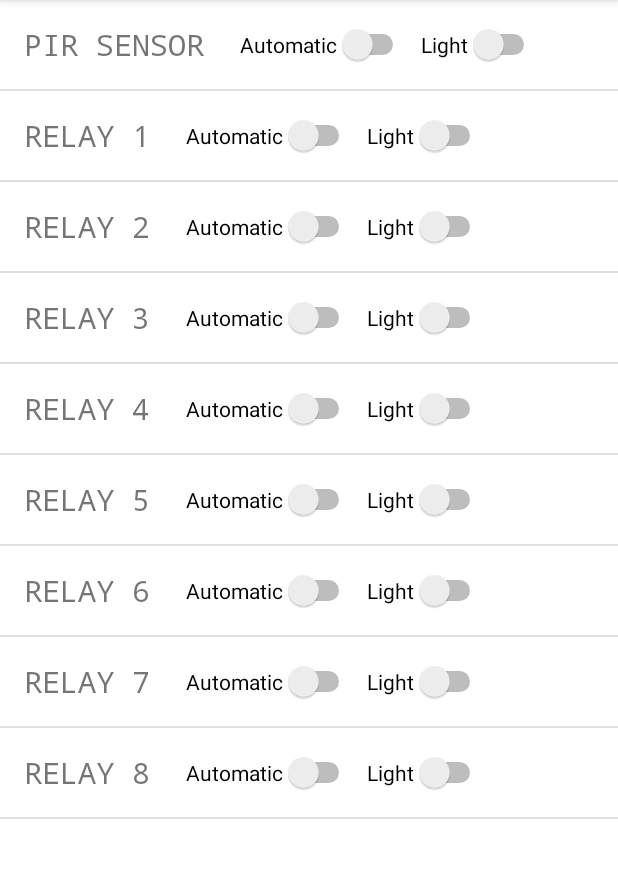
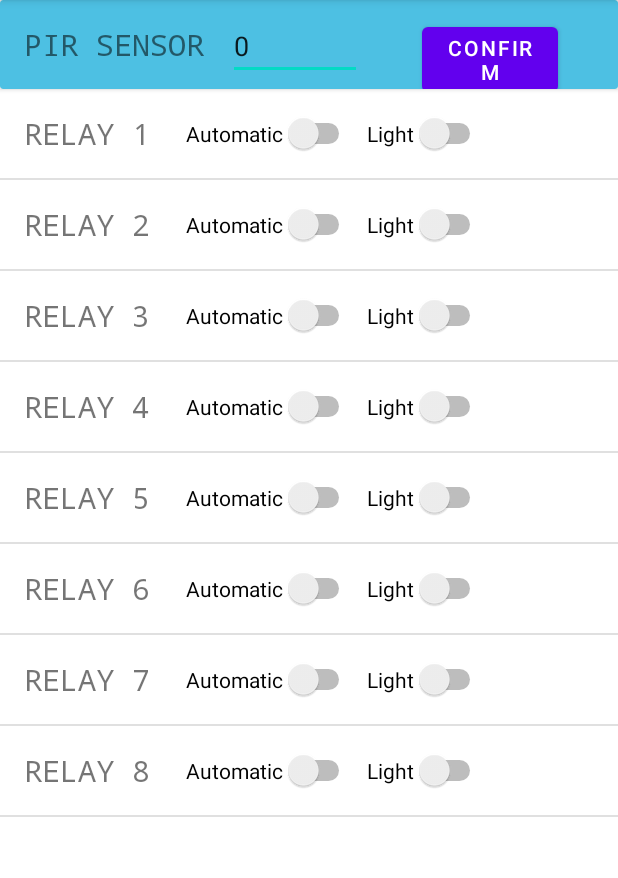
Before and after one commit to lunaechechuriignacio/Tesis, an Android app: the screen it shows after launch (MainActivity), on a phone screen of 412 x 824 dp, the part 84-962 px from its top. Run offline under Robolectric (Android 15) with nearby library versions, the phone set to English and light mode, and no system bars; our stand-ins replace Firebase (no records; nobody signed in at launch, a user with empty details on screens opened directly); 3 statements that could not run were skipped.

Commit message:
UPDATE: se agrega el soporte para la inicialización de todos los componentes en la aplicación + desacople entre el Sensor Pir y los Relays + refactor y modificaciones menores

```diff
--- a/app/mobile/app/src/main/java/com/test/firsttestfirebase/mapper/Mapper.java
+++ b/app/mobile/app/src/main/java/com/test/firsttestfirebase/mapper/ComponentMapper.java
@@ -8,7 +8,7 @@ import com.test.firsttestfirebase.model.RelayStatus;
 import java.util.ArrayList;
 import java.util.List;
 
-public class Mapper {
+public class ComponentMapper {
     private static final String PIR_SENSOR_ACCESS_PARTIAL_KEY = "PIR_SENSOR";
     private static final String RELAY_ACCESS_PARTIAL_KEY = "RELAY";
 
@@ -34,20 +34,10 @@ public class Mapper {
         return componentList;
     }
 
-    public static Boolean toBoolean(RelayStatus relayStatus) {
-        return relayStatus == RelayStatus.ON;
-    }
-
-    public static Integer toInteger(Boolean on) {
-        if (on) return 1;
-        return 0;
-    }
-
     private static PirSensor toPirSensor(DataSnapshot dataSnapshot) {
-        Boolean isAutomatic = dataSnapshot.child("automatic").getValue(Integer.class) == 1;
         Integer timeSeconds = dataSnapshot.child("time_seconds").getValue(Integer.class);
 
-        return new PirSensor(isAutomatic, timeSeconds);
+        return new PirSensor(timeSeconds);
     }
 
     private static Relay toRelay(Integer number, DataSnapshot dataSnapshot) {
@@ -58,7 +48,6 @@ public class Mapper {
     }
 
     private static RelayStatus toRelayStatus(Integer value) {
-        if (value == 1) return RelayStatus.ON;
-        return RelayStatus.OFF;
+        return (value == 1 ? RelayStatus.ON : RelayStatus.OFF);
     }
 }
--- /dev/null
+++ b/app/mobile/app/src/main/java/com/test/firsttestfirebase/mapper/DataMapper.java
@@ -0,0 +1,17 @@
+package com.test.firsttestfirebase.mapper;
+
+import com.test.firsttestfirebase.model.RelayStatus;
+
+public class DataMapper {
+    public static Boolean toBoolean(RelayStatus relayStatus) {
+        return relayStatus == RelayStatus.ON;
+    }
+
+    public static Integer toInteger(Boolean on) {
+        return (on ? 1 : 0);
+    }
+
+    public static String toCleanComponentAlias(String alias) {
+        return alias.replace("_", " ").toUpperCase();
+    }
+}
--- a/app/mobile/app/src/main/java/com/test/firsttestfirebase/model/PirSensor.java
+++ b/app/mobile/app/src/main/java/com/test/firsttestfirebase/model/PirSensor.java
@@ -1,22 +1,11 @@
 package com.test.firsttestfirebase.model;
 
 public class PirSensor extends Component {
-    private Boolean automatic;
     private Integer timeSeconds;
 
-    public PirSensor(Boolean isAutomatic, Integer timeSeconds) {
+    public PirSensor(Integer timeSeconds) {
         super("pir_sensor");
-
-        this.setAutomatic(isAutomatic);
         this.setTimeSeconds(timeSeconds);
-    }
-
-    public Boolean isAutomatic() {
-        return automatic;
-    }
-
-    public void setAutomatic(Boolean automatic) {
-        this.automatic = automatic;
     }
 
     public Integer getTimeSeconds() {
--- a/app/mobile/app/src/main/java/com/test/firsttestfirebase/service/FirebaseService.java
+++ b/app/mobile/app/src/main/java/com/test/firsttestfirebase/service/FirebaseService.java
@@ -1,6 +1,6 @@
 package com.test.firsttestfirebase.service;
 
-import com.test.firsttestfirebase.mapper.Mapper;
+import com.test.firsttestfirebase.mapper.ComponentMapper;
 import com.test.firsttestfirebase.model.Component;
 import com.test.firsttestfirebase.repository.FirebaseRepository;
 import java.util.List;
@@ -35,6 +35,6 @@ public class FirebaseService {
     }
 
     public List<Component> getComponentList() {
-        return Mapper.toComponentList(this.firebaseRepository.getAllData());
+        return ComponentMapper.toComponentList(this.firebaseRepository.getAllData());
     }
 }
--- a/app/mobile/app/src/main/java/com/test/firsttestfirebase/view/MainActivity.java
+++ b/app/mobile/app/src/main/java/com/test/firsttestfirebase/view/MainActivity.java
@@ -6,22 +6,22 @@ import androidx.recyclerview.widget.DividerItemDecoration;
 import androidx.recyclerview.widget.LinearLayoutManager;
 import androidx.recyclerview.widget.RecyclerView;
 import android.os.Bundle;
+import android.widget.Button;
+import android.widget.EditText;
 import android.widget.TextView;
-import android.widget.Toast;
-import com.google.firebase.database.DataSnapshot;
-import com.google.firebase.database.DatabaseError;
-import com.google.firebase.database.DatabaseReference;
-import com.google.firebase.database.FirebaseDatabase;
-import com.google.firebase.database.ValueEventListener;
 import com.test.firsttestfirebase.R;
+import com.test.firsttestfirebase.mapper.DataMapper;
 import com.test.firsttestfirebase.model.Component;
+import com.test.firsttestfirebase.model.PirSensor;
+import com.test.firsttestfirebase.model.Relay;
 import com.test.firsttestfirebase.service.FirebaseService;
-import com.test.firsttestfirebase.view.adapter.RecyclerViewAdapter;
+import com.test.firsttestfirebase.view.adapter.RelayRecyclerViewAdapter;
+import java.util.ArrayList;
 import java.util.List;
 
 public class MainActivity extends AppCompatActivity {
     private static final FirebaseService firebaseService = FirebaseService.getInstance();
-    private RecyclerView rvComponents;
+    private RecyclerView rvRelays;
 
     @Override
     protected void onCreate(Bundle savedInstanceState) {
@@ -30,25 +30,50 @@ public class MainActivity extends AppCompatActivity {
 
         List<Component> componentList = firebaseService.getComponentList();
 
-        this.rvComponents = findViewById(R.id.rvComponents);
-        this.rvComponents.addItemDecoration(new DividerItemDecoration(this, DividerItemDecoration.VERTICAL));
-        this.rvComponents.setLayoutManager(new LinearLayoutManager(this));
-        this.rvComponents.setAdapter(new RecyclerViewAdapter(componentList));
+        this.renderPirSensor(getPirSensor(componentList));
+        this.renderRelayList(getRelayList(componentList));
     }
 
-    private void buildListenerForPirSensorAutomatic(TextView textView) {
-        final DatabaseReference reference = FirebaseDatabase.getInstance().getReference("pir_sensor").child("automatic");
-        reference.addValueEventListener(new ValueEventListener() {
-            @Override
-            public void onDataChange(@NonNull DataSnapshot snapshot) {
-                String value = FirebaseService.getInstance().getPirSensorPropertyValue("automatic").toString();
-                textView.setText(value);
-            }
+    private void renderPirSensor(PirSensor pirSensor) {
+        TextView tvSensor = findViewById(R.id.tv_sensor);
+        EditText etSensorTimeSeconds = findViewById(R.id.et_sensor_time_seconds);
+        Button btnSensorConfirmTimeSeconds = findViewById(R.id.btn_sensor_confirm_time_seconds);
 
-            @Override
-            public void onCancelled(@NonNull DatabaseError error) {
-                Toast.makeText(MainActivity.this, "Fail to get data.", Toast.LENGTH_SHORT).show();
-            }
+        tvSensor.setText(DataMapper.toCleanComponentAlias(pirSensor.getAlias()));
+        etSensorTimeSeconds.setText(pirSensor.getTimeSeconds().toString());
+
+        btnSensorConfirmTimeSeconds.setOnClickListener(view -> {
+            firebaseService.setPirSensorPropertyValue("time_seconds", Integer.parseInt(etSensorTimeSeconds.getText().toString()));
         });
     }
+
+    private void renderRelayList(List<Relay> relayList) {
+        this.rvRelays = findViewById(R.id.rv_relays);
+        this.rvRelays.addItemDecoration(new DividerItemDecoration(this, DividerItemDecoration.VERTICAL));
+        this.rvRelays.setLayoutManager(new LinearLayoutManager(this));
+        this.rvRelays.setAdapter(new RelayRecyclerViewAdapter(relayList));
+    }
+
+    private PirSensor getPirSensor(@NonNull List<Component> componentList) {
+        PirSensor pirSensor = null;
+
+        int index = 0;
+        while(pirSensor == null && index < componentList.size()) {
+            Component currentComponent = componentList.get(index);
+            if(currentComponent instanceof PirSensor) pirSensor = ((PirSensor)componentList.get(index));
+
+            index++;
+        }
+
+        return pirSensor;
+    }
+
+    private List<Relay> getRelayList(@NonNull List<Component> componentList) {
+        List<Relay> relayList = new ArrayList<>();
+        for(Component component: componentList) {
+            if(component instanceof Relay) relayList.add((Relay)component);
+        }
+
+        return relayList;
+    }
 }
--- a/app/mobile/app/src/main/java/com/test/firsttestfirebase/view/adapter/RecyclerViewAdapter.java
+++ /dev/null
@@ -1,75 +0,0 @@
-package com.test.firsttestfirebase.view.adapter;
-
-import android.view.LayoutInflater;
-import android.view.View;
-import android.view.ViewGroup;
-import android.widget.Switch;
-import android.widget.TextView;
-import androidx.annotation.NonNull;
-import androidx.recyclerview.widget.RecyclerView;
-import com.test.firsttestfirebase.R;
-import com.test.firsttestfirebase.mapper.Mapper;
-import com.test.firsttestfirebase.model.Component;
-import com.test.firsttestfirebase.model.Relay;
-import com.test.firsttestfirebase.service.FirebaseService;
-import java.util.List;
-
-public class RecyclerViewAdapter extends RecyclerView.Adapter<RecyclerViewAdapter.ComponentViewHolder> {
-    private List<Component> componentList;
-
-    public RecyclerViewAdapter(List<Component> componentList) {
-        this.componentList = componentList;
-    }
-
-    public class ComponentViewHolder extends RecyclerView.ViewHolder {
-        private TextView tvComponent;
-        private Switch swAutomatic;
-        private Switch swLight;
-
-        public ComponentViewHolder(@NonNull View itemView) {
-            super(itemView);
-            this.tvComponent = itemView.findViewById(R.id.tv_component);
-            this.swAutomatic = itemView.findViewById(R.id.sw_automatic);
-            this.swLight = itemView.findViewById(R.id.sw_light);
-        }
-
-        public void bind(Component component) {
-            String alias = component.getAlias().replace("_", " ").toUpperCase();
-            this.tvComponent.setText(alias);
-
-            if(component instanceof Relay) {
-                Relay relay = ((Relay)component);
-
-                this.swAutomatic.setChecked(relay.isAutomatic());
-                this.swAutomatic.setOnClickListener(view -> {
-                    FirebaseService.getInstance().setRelayPropertyValue(relay.getNumber(), "automatic", swAutomatic.isChecked());
-                });
-
-                this.swLight.setChecked(Mapper.toBoolean(relay.getRelayStatus()));
-                this.swLight.setOnClickListener(view -> {
-                    FirebaseService.getInstance().setRelayPropertyValue(relay.getNumber(), "status", Mapper.toInteger(swLight.isChecked()));
-                });
-            }
-        }
-    }
-
-    @NonNull
-    @Override
-    public ComponentViewHolder onCreateViewHolder(@NonNull ViewGroup parent, int viewType) {
-        LayoutInflater layoutInflater = LayoutInflater.from(parent.getContext());
-        View view = layoutInflater.inflate(R.layout.component_row, parent, false); // el false es para que no se adjunte tan rapido (previene errores)
-
-        ComponentViewHolder componentViewHolder = new ComponentViewHolder(view);
-        return componentViewHolder;
-    }
-
-    @Override
-    public void onBindViewHolder(@NonNull ComponentViewHolder holder, int position) {
-        holder.bind(this.componentList.get(position));
-    }
-
-    @Override
-    public int getItemCount() {
-        return this.componentList.size();
-    }
-}
--- /dev/null
+++ b/app/mobile/app/src/main/java/com/test/firsttestfirebase/view/adapter/RelayRecyclerViewAdapter.java
@@ -0,0 +1,74 @@
+package com.test.firsttestfirebase.view.adapter;
+
+import android.view.LayoutInflater;
+import android.view.View;
+import android.view.ViewGroup;
+import android.widget.Switch;
+import android.widget.TextView;
+import androidx.annotation.NonNull;
+import androidx.recyclerview.widget.RecyclerView;
+import com.test.firsttestfirebase.R;
+import com.test.firsttestfirebase.mapper.DataMapper;
+import com.test.firsttestfirebase.model.Relay;
+import com.test.firsttestfirebase.service.FirebaseService;
+import java.util.List;
+
+public class RelayRecyclerViewAdapter extends RecyclerView.Adapter<RelayRecyclerViewAdapter.RelayViewHolder> {
+    private List<Relay> relayList;
+
+    public RelayRecyclerViewAdapter(List<Relay> relayList) {
+        this.relayList = relayList;
+    }
+
+    public class RelayViewHolder extends RecyclerView.ViewHolder {
+        private TextView tvRelay;
+        private Switch swRelayAutomatic;
+        private Switch swRelayLight;
+
+        public RelayViewHolder(@NonNull View itemView) {
+            super(itemView);
+            this.tvRelay = itemView.findViewById(R.id.tv_relay);
+            this.swRelayAutomatic = itemView.findViewById(R.id.sw_relay_automatic);
+            this.swRelayLight = itemView.findViewById(R.id.sw_relay_light);
+        }
+
+        public void bind(Relay relay) {
+            this.tvRelay.setText(DataMapper.toCleanComponentAlias(relay.getAlias()));
+
+            this.swRelayAutomatic.setChecked(relay.isAutomatic());
+            this.setEnabledSwRelayLight();
+            this.swRelayAutomatic.setOnClickListener(view -> {
+                FirebaseService.getInstance().setRelayPropertyValue(relay.getNumber(), "automatic", swRelayAutomatic.isChecked());
+                this.setEnabledSwRelayLight();
+            });
+
+            this.swRelayLight.setChecked(DataMapper.toBoolean(relay.getRelayStatus()));
+            this.swRelayLight.setOnClickListener(view -> {
+                FirebaseService.getInstance().setRelayPropertyValue(relay.getNumber(), "status", DataMapper.toInteger(swRelayLight.isChecked()));
+            });
+        }
+
+        private void setEnabledSwRelayLight() {
+            this.swRelayLight.setEnabled(!this.swRelayAutomatic.isChecked());
+        }
+    }
+
+    @NonNull
+    @Override
+    public RelayViewHolder onCreateViewHolder(@NonNull ViewGroup parent, int viewType) {
+        LayoutInflater layoutInflater = LayoutInflater.from(parent.getContext());
+        View view = layoutInflater.inflate(R.layout.relay_row, parent, false); // el false es para que no se adjunte tan rapido (previene errores)
+
+        return new RelayViewHolder(view);
+    }
+
+    @Override
+    public void onBindViewHolder(@NonNull RelayViewHolder holder, int position) {
+        holder.bind(this.relayList.get(position));
+    }
+
+    @Override
+    public int getItemCount() {
+        return this.relayList.size();
+    }
+}
--- a/app/mobile/app/src/main/res/layout/activity_main.xml
+++ b/app/mobile/app/src/main/res/layout/activity_main.xml
@@ -7,11 +7,61 @@
     android:layout_height="match_parent"
     tools:context=".view.MainActivity">
 
-    <androidx.recyclerview.widget.RecyclerView
+    <LinearLayout
         android:layout_width="match_parent"
-        android:layout_height="match_parent"
-        android:id="@+id/rvComponents">
+        android:layout_height="wrap_content"
+        android:orientation="vertical" >
 
-    </androidx.recyclerview.widget.RecyclerView>
+        <androidx.cardview.widget.CardView
+            android:layout_width="match_parent"
+            android:layout_height="wrap_content"
+            android:orientation="horizontal"
+            android:id="@+id/cv_sensor"
+            app:cardBackgroundColor="#4DC0E3" >
+
+            <LinearLayout
+                android:layout_width="match_parent"
+                android:layout_height="wrap_content"
+                android:orientation="horizontal" >
+
+                <TextView
+                    android:id="@+id/tv_sensor"
+                    android:layout_width="wrap_content"
+                    android:layout_height="wrap_content"
+                    android:fontFamily="monospace"
+                    android:padding="16dp"
+                    android:text="SENSOR"
+                    android:textSize="20sp" />
+
+                <EditText
+                    android:id="@+id/et_sensor_time_seconds"
+                    android:layout_width="100dp"
+                    android:layout_height="wrap_content"
+                    android:layout_weight="1"
+                    android:ems="10"
+                    android:inputType="number"
+                    android:text="0" />
+
+                <Button
+                    android:id="@+id/btn_sensor_confirm_time_seconds"
+                    android:layout_width="wrap_content"
+                    android:layout_height="wrap_content"
+                    android:layout_marginLeft="40dp"
+                    android:layout_marginRight="40dp"
+                    android:layout_weight="1"
+                    android:text="Confirm" />
+
+            </LinearLayout>
+
+        </androidx.cardview.widget.CardView>
+
+        <androidx.recyclerview.widget.RecyclerView
+            android:id="@+id/rv_relays"
+            android:layout_width="match_parent"
+            android:layout_height="match_parent"
+            app:layout_constraintTop_toBottomOf="@+id/cv">
+        </androidx.recyclerview.widget.RecyclerView>
+
+    </LinearLayout>
 
 </androidx.constraintlayout.widget.ConstraintLayout>
--- a/app/mobile/app/src/main/res/layout/component_row.xml
+++ b/app/mobile/app/src/main/res/layout/relay_row.xml
@@ -2,37 +2,36 @@
 <androidx.constraintlayout.widget.ConstraintLayout
     xmlns:android="http://schemas.android.com/apk/res/android"
     xmlns:app="http://schemas.android.com/apk/res-auto"
-    xmlns:tools="http://schemas.android.com/tools"
     android:layout_width="match_parent"
     android:layout_height="wrap_content">
 
     <TextView
-        android:id="@+id/tv_component"
+        android:id="@+id/tv_relay"
         android:layout_width="wrap_content"
         android:layout_height="wrap_content"
         android:padding="16dp"
         android:textSize="20sp"
         android:fontFamily="monospace"
-        android:text="COMPONENT" />
+        android:text="RELAY" />
 
     <Switch
-        android:id="@+id/sw_automatic"
+        android:id="@+id/sw_relay_automatic"
         android:layout_width="wrap_content"
         android:layout_height="wrap_content"
         android:layout_marginLeft="8dp"
         android:text="Automatic"
         app:layout_constraintTop_toTopOf="parent"
         app:layout_constraintBottom_toBottomOf="parent"
-        app:layout_constraintLeft_toRightOf="@id/tv_component" />
+        app:layout_constraintLeft_toRightOf="@id/tv_relay" />
 
     <Switch
-        android:id="@+id/sw_light"
+        android:id="@+id/sw_relay_light"
         android:layout_width="wrap_content"
         android:layout_height="wrap_content"
         android:layout_marginLeft="8dp"
         android:text="Light"
         app:layout_constraintTop_toTopOf="parent"
         app:layout_constraintBottom_toBottomOf="parent"
-        app:layout_constraintLeft_toRightOf="@id/sw_automatic" />
+        app:layout_constraintLeft_toRightOf="@id/sw_relay_automatic" />
 
 </androidx.constraintlayout.widget.ConstraintLayout>
```
